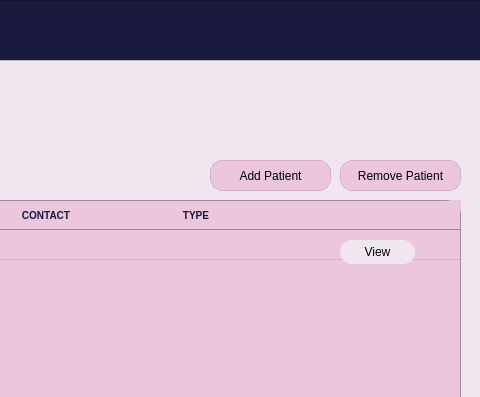
First picture: the form in Ui/patient_records_.ui, repository LlokieHere/MaternaDB2, before the edit; both pictures show x 750 to 1230 and y 0 to 397 of the 1230 by 700 pixel window.
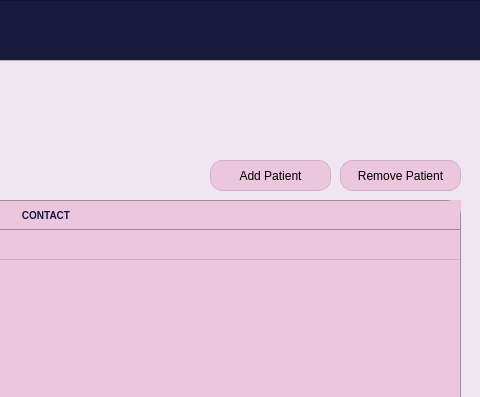
Second picture: the form after the edit.

Commit message: Edited patient records and patient profile

```diff
--- a/Ui/patient_records_.ui
+++ b/Ui/patient_records_.ui
@@ -377,11 +377,6 @@
        <string>CONTACT</string>
       </property>
      </column>
-     <column>
-      <property name="text">
-       <string>TYPE</string>
-      </property>
-     </column>
      <column>
       <property name="text">
        <string/>
@@ -412,22 +407,6 @@
       <string>           Search for patient</string>
      </property>
     </widget>
-    <widget class="QPushButton" name="view_info">
-     <property name="geometry">
-      <rect>
-       <x>860</x>
-       <y>180</y>
-       <width>75</width>
-       <height>24</height>
-      </rect>
-     </property>
-     <property name="styleSheet">
-      <string notr="true">border-radius: 12px;</string>
-     </property>
-     <property name="text">
-      <string>View</string>
-     </property>
-    </widget>
     <widget class="QPushButton" name="add_patient_btn">
      <property name="geometry">
       <rect>
```
The commit also changes 11 other files.
